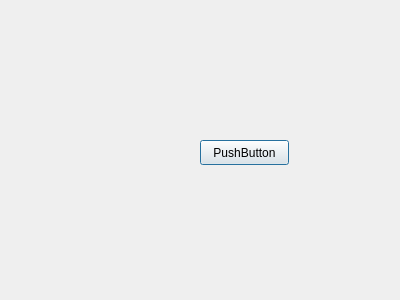
First picture: the form in AssociateClient/client.ui, repository IOT-summer-festival/summer-festival, before the edit.
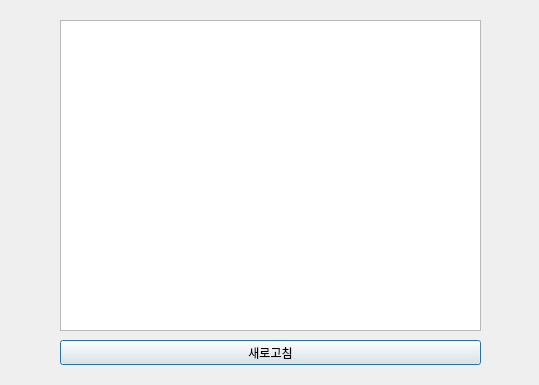
Second picture: the form after the edit.

```diff
--- a/AssociateClient/client.ui
+++ b/AssociateClient/client.ui
@@ -6,8 +6,8 @@
    <rect>
     <x>0</x>
     <y>0</y>
-    <width>400</width>
-    <height>300</height>
+    <width>539</width>
+    <height>385</height>
    </rect>
   </property>
   <property name="windowTitle">
@@ -16,14 +16,27 @@
   <widget class="QPushButton" name="pushButton">
    <property name="geometry">
     <rect>
-     <x>200</x>
-     <y>140</y>
-     <width>89</width>
+     <x>60</x>
+     <y>340</y>
+     <width>421</width>
      <height>25</height>
     </rect>
    </property>
    <property name="text">
-    <string>PushButton</string>
+    <string>새로고침</string>
+   </property>
+  </widget>
+  <widget class="QTextEdit" name="textEdit">
+   <property name="geometry">
+    <rect>
+     <x>60</x>
+     <y>20</y>
+     <width>421</width>
+     <height>311</height>
+    </rect>
+   </property>
+   <property name="readOnly">
+    <bool>true</bool>
    </property>
   </widget>
  </widget>
```
Left out of the diff: 2 changed lines with no effect on the pictures.
